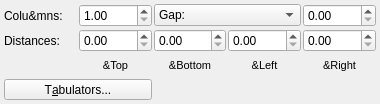
Above: scribus/ui/propertywidget_distancebase.ui from nitramr/scribus before the change. Below: the same form after it.
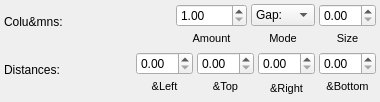
That is the form after the change. Custom widgets are drawn as their Qt base class.

```diff
--- a/scribus/ui/propertywidget_distancebase.ui
+++ b/scribus/ui/propertywidget_distancebase.ui
@@ -7,7 +7,7 @@
     <x>0</x>
     <y>0</y>
     <width>380</width>
-    <height>104</height>
+    <height>102</height>
    </rect>
   </property>
   <property name="sizePolicy">
@@ -37,7 +37,10 @@
   <property name="windowTitle">
    <string notr="true">Frame</string>
   </property>
-  <layout class="QGridLayout" name="gridLayout" columnstretch="0,0,0,0,0">
+  <layout class="QVBoxLayout" name="verticalLayout">
+   <property name="spacing">
+    <number>2</number>
+   </property>
    <property name="leftMargin">
     <number>4</number>
    </property>
@@ -50,109 +53,47 @@
    <property name="bottomMargin">
     <number>4</number>
    </property>
+   <item>
+    <layout class="QHBoxLayout" name="horizontalLayout" stretch="1,0,0,0">
    <property name="spacing">
-    <number>2</number>
-   </property>
-   <item row="2" column="1">
-    <widget class="QLabel" name="topLabel">
-     <property name="font">
-      <font>
-       <pointsize>8</pointsize>
-       <weight>50</weight>
-       <italic>false</italic>
-       <bold>false</bold>
-      </font>
-     </property>
-     <property name="text">
-      <string>&amp;Top</string>
-     </property>
-     <property name="alignment">
-      <set>Qt::AlignCenter</set>
-     </property>
-    </widget>
-   </item>
-   <item row="2" column="3">
-    <widget class="QLabel" name="leftLabel">
-     <property name="font">
-      <font>
-       <pointsize>8</pointsize>
-       <weight>50</weight>
-       <italic>false</italic>
-       <bold>false</bold>
-      </font>
-     </property>
-     <property name="text">
-      <string>&amp;Left</string>
-     </property>
-     <property name="alignment">
-      <set>Qt::AlignCenter</set>
-     </property>
-    </widget>
-   </item>
-   <item row="1" column="0">
-    <widget class="QLabel" name="distancesLabel">
-     <property name="text">
-      <string>Distances:</string>
-     </property>
-    </widget>
-   </item>
-   <item row="0" column="4">
-    <widget class="ScrSpinBox" name="columnGap">
-     <property name="toolTip">
-      <string>Distance between columns</string>
-     </property>
-    </widget>
-   </item>
-   <item row="0" column="0">
+      <number>4</number>
+     </property>
+     <item>
+      <layout class="QVBoxLayout" name="verticalLayout_2">
+       <property name="spacing">
+        <number>0</number>
+       </property>
+       <item>
     <widget class="QLabel" name="columnsLabel">
      <property name="text">
       <string>Colu&amp;mns:</string>
      </property>
     </widget>
    </item>
-   <item row="0" column="2" colspan="2">
-    <widget class="ScComboBox" name="columnGapLabel">
-     <property name="toolTip">
-      <string>Switches between Gap or Column width</string>
-     </property>
      <item>
-      <property name="text">
-       <string>Gap:</string>
-      </property>
-     </item>
-     <item>
-      <property name="text">
-       <string>Width:</string>
-      </property>
-     </item>
-    </widget>
-   </item>
-   <item row="2" column="2">
-    <widget class="QLabel" name="bottomLabel">
-     <property name="font">
-      <font>
-       <pointsize>8</pointsize>
-       <weight>50</weight>
-       <italic>false</italic>
-       <bold>false</bold>
-      </font>
-     </property>
-     <property name="text">
-      <string>&amp;Bottom</string>
-     </property>
-     <property name="alignment">
-      <set>Qt::AlignCenter</set>
-     </property>
-    </widget>
-   </item>
-   <item row="1" column="2">
-    <widget class="ScrSpinBox" name="bottomDistance">
-     <property name="toolTip">
-      <string>Distance of text from bottom of frame</string>
-     </property>
-    </widget>
-   </item>
-   <item row="0" column="1">
+        <spacer name="verticalSpacer">
+         <property name="orientation">
+          <enum>Qt::Vertical</enum>
+         </property>
+         <property name="sizeType">
+          <enum>QSizePolicy::Fixed</enum>
+         </property>
+         <property name="sizeHint" stdset="0">
+          <size>
+           <width>1</width>
+           <height>10</height>
+          </size>
+         </property>
+        </spacer>
+       </item>
+      </layout>
+     </item>
+     <item>
+      <layout class="QVBoxLayout" name="verticalLayout_3">
+       <property name="spacing">
+        <number>0</number>
+       </property>
+       <item>
     <widget class="ScrSpinBox" name="columns">
      <property name="toolTip">
       <string>Number of columns in text frame</string>
@@ -165,7 +106,134 @@
      </property>
     </widget>
    </item>
-   <item row="1" column="3">
+       <item>
+        <widget class="QLabel" name="label">
+         <property name="font">
+          <font>
+           <pointsize>8</pointsize>
+          </font>
+         </property>
+         <property name="text">
+          <string>Amount</string>
+         </property>
+         <property name="alignment">
+          <set>Qt::AlignCenter</set>
+         </property>
+        </widget>
+       </item>
+      </layout>
+     </item>
+     <item>
+      <layout class="QVBoxLayout" name="verticalLayout_4">
+       <property name="spacing">
+        <number>0</number>
+       </property>
+       <item>
+        <widget class="ScComboBox" name="columnGapLabel">
+         <property name="toolTip">
+          <string>Switches between Gap or Column width</string>
+         </property>
+         <item>
+          <property name="text">
+           <string>Gap:</string>
+          </property>
+         </item>
+         <item>
+          <property name="text">
+           <string>Width:</string>
+          </property>
+         </item>
+        </widget>
+       </item>
+       <item>
+        <widget class="QLabel" name="label_2">
+         <property name="font">
+          <font>
+           <pointsize>8</pointsize>
+          </font>
+         </property>
+         <property name="text">
+          <string>Mode</string>
+         </property>
+         <property name="alignment">
+          <set>Qt::AlignCenter</set>
+         </property>
+        </widget>
+       </item>
+      </layout>
+     </item>
+     <item>
+      <layout class="QVBoxLayout" name="verticalLayout_5">
+       <property name="spacing">
+        <number>0</number>
+       </property>
+       <item>
+        <widget class="ScrSpinBox" name="columnGap">
+         <property name="toolTip">
+          <string>Distance between columns</string>
+         </property>
+        </widget>
+       </item>
+       <item>
+        <widget class="QLabel" name="label_3">
+         <property name="font">
+          <font>
+           <pointsize>8</pointsize>
+          </font>
+         </property>
+         <property name="text">
+          <string>Size</string>
+         </property>
+         <property name="alignment">
+          <set>Qt::AlignCenter</set>
+         </property>
+        </widget>
+       </item>
+      </layout>
+     </item>
+    </layout>
+   </item>
+   <item>
+    <layout class="QHBoxLayout" name="horizontalLayout_2" stretch="1,0,0,0,0">
+     <property name="spacing">
+      <number>4</number>
+     </property>
+     <item>
+      <layout class="QVBoxLayout" name="verticalLayout_6">
+       <property name="spacing">
+        <number>0</number>
+       </property>
+       <item>
+        <widget class="QLabel" name="distancesLabel">
+         <property name="text">
+          <string>Distances:</string>
+         </property>
+        </widget>
+       </item>
+       <item>
+        <spacer name="verticalSpacer_2">
+         <property name="orientation">
+          <enum>Qt::Vertical</enum>
+         </property>
+         <property name="sizeType">
+          <enum>QSizePolicy::Fixed</enum>
+         </property>
+         <property name="sizeHint" stdset="0">
+          <size>
+           <width>1</width>
+           <height>10</height>
+          </size>
+         </property>
+        </spacer>
+       </item>
+      </layout>
+     </item>
+     <item>
+      <layout class="QVBoxLayout" name="verticalLayout_8">
+       <property name="spacing">
+        <number>0</number>
+       </property>
+       <item>
     <widget class="ScrSpinBox" name="leftDistance">
      <property name="maximumSize">
       <size>
@@ -178,14 +246,68 @@
      </property>
     </widget>
    </item>
-   <item row="1" column="4">
+       <item>
+        <widget class="QLabel" name="leftLabel">
+         <property name="font">
+          <font>
+           <pointsize>8</pointsize>
+           <weight>50</weight>
+           <italic>false</italic>
+           <bold>false</bold>
+          </font>
+         </property>
+         <property name="text">
+          <string>&amp;Left</string>
+         </property>
+         <property name="alignment">
+          <set>Qt::AlignCenter</set>
+         </property>
+        </widget>
+       </item>
+      </layout>
+     </item>
+     <item>
+      <layout class="QVBoxLayout" name="verticalLayout_9">
+       <property name="spacing">
+        <number>0</number>
+       </property>
+       <item>
+        <widget class="ScrSpinBox" name="topDistance">
+         <property name="toolTip">
+          <string>Distance of text from top of frame</string>
+         </property>
+        </widget>
+       </item>
+       <item>
+        <widget class="QLabel" name="topLabel">
+         <property name="font">
+          <font>
+           <pointsize>8</pointsize>
+           <weight>50</weight>
+           <italic>false</italic>
+           <bold>false</bold>
+          </font>
+         </property>
+         <property name="text">
+          <string>&amp;Top</string>
+         </property>
+         <property name="alignment">
+          <set>Qt::AlignCenter</set>
+         </property>
+        </widget>
+       </item>
+      </layout>
+     </item>
+     <item>
+      <layout class="QVBoxLayout" name="verticalLayout_10">
+       <item>
     <widget class="ScrSpinBox" name="rightDistance">
      <property name="toolTip">
       <string>Distance of text from right of frame</string>
      </property>
     </widget>
    </item>
-   <item row="2" column="4">
+       <item>
     <widget class="QLabel" name="rightLabel">
      <property name="font">
       <font>
@@ -203,28 +325,41 @@
      </property>
     </widget>
    </item>
-   <item row="1" column="1">
-    <widget class="ScrSpinBox" name="topDistance">
+      </layout>
+     </item>
+     <item>
+      <layout class="QVBoxLayout" name="verticalLayout_7">
+       <property name="spacing">
+        <number>0</number>
+       </property>
+       <item>
+        <widget class="ScrSpinBox" name="bottomDistance">
      <property name="toolTip">
       <string>Distance of text from top of frame</string>
      </property>
     </widget>
    </item>
-   <item row="3" column="0" colspan="2">
-    <widget class="QToolButton" name="tabsButton">
-     <property name="sizePolicy">
-      <sizepolicy hsizetype="MinimumExpanding" vsizetype="Fixed">
-       <horstretch>0</horstretch>
-       <verstretch>0</verstretch>
-      </sizepolicy>
-     </property>
-     <property name="toolTip">
-      <string>Edit tab settings of text frame...</string>
+       <item>
+        <widget class="QLabel" name="bottomLabel">
+         <property name="font">
+          <font>
+           <pointsize>8</pointsize>
+           <weight>50</weight>
+           <italic>false</italic>
+           <bold>false</bold>
+          </font>
      </property>
      <property name="text">
-      <string>T&amp;abulators...</string>
-     </property>
-    </widget>
+          <string>&amp;Bottom</string>
+         </property>
+         <property name="alignment">
+          <set>Qt::AlignCenter</set>
+         </property>
+        </widget>
+       </item>
+      </layout>
+     </item>
+    </layout>
    </item>
   </layout>
  </widget>
```
Left out of the diff: 2 changed lines with no effect on the pictures. Lines whose indentation alone changed are shown as unchanged.
